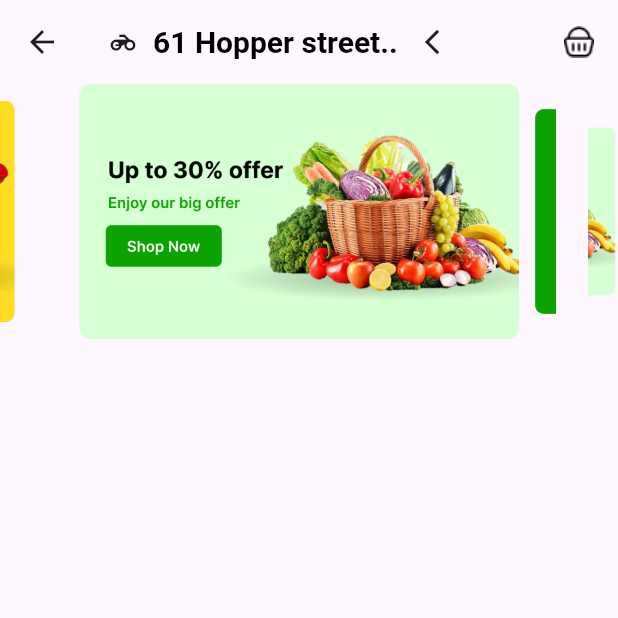
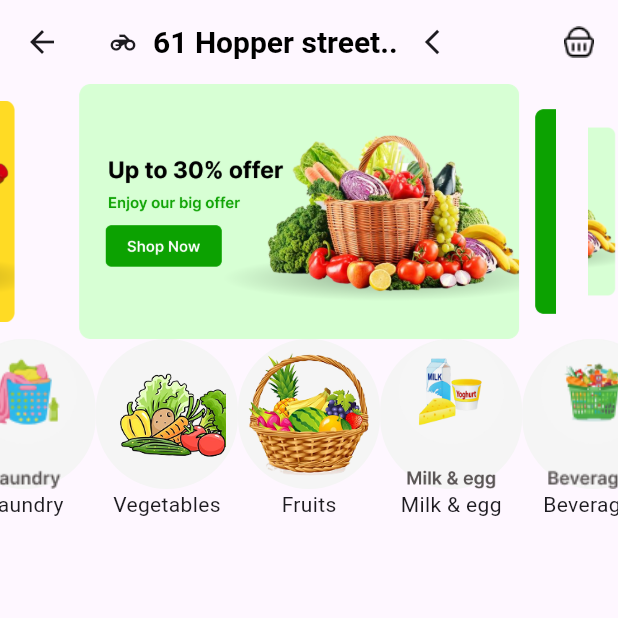
Before and after one commit to elshaarawy7/food_app, a Flutter app: the screen it shows after launch, on a phone screen of 412 x 824 dp, the top half of it. Run offline on Flutter 3.47's test engine with Material 3 defaults, Android fonts, the phone set to English and light mode, and no system bars; drawn by our look-alikes of carousel_slider; our stand-ins replace flutter_svg.

Commit message:
add catogray in home page

```diff
--- /dev/null
+++ b/lib/model/catogry_of_modal.dart
@@ -0,0 +1,5 @@
+class CatogryOfModal {
+  final String name ;
+  final String image ;
+  CatogryOfModal({required this.image , required this.name}) ;
+}
--- a/lib/pages/home_page.dart
+++ b/lib/pages/home_page.dart
@@ -1,5 +1,6 @@
 import 'package:carousel_slider/carousel_slider.dart';
 import 'package:flutter/material.dart';
+import 'package:food_app/model/catogry_of_modal.dart';
 
 class HomePage extends StatefulWidget {
   const HomePage({super.key});
@@ -15,8 +16,34 @@ class _HomePageState extends State<HomePage> {
     "assets/catogry/Property 1=Default.png" ,
     "assets/catogry/Property 1=Variant2.png" ,
     "assets/catogry/Property 1=Variant3.png" ,
+  ];
 
+  List <CatogryOfModal> catogry = [
+    CatogryOfModal(
+      image: "assets/bananes/image 38 (1).png",
+      name: "Fruits"
+      ) ,
 
+       CatogryOfModal(
+       image:"assets/bananes/Frame 408.png" ,
+       name: "Milk & egg"
+      ) ,
+
+       CatogryOfModal(
+      image: "assets/bananes/Frame 409.png",
+      name: "Beverages" ,
+      ) ,
+
+       CatogryOfModal(
+      image:"assets/bananes/Frame 410.png" ,
+      name: "Laundry"
+      ) ,
+
+       CatogryOfModal(
+      image: "assets/bananes/image 36.png",
+      name: "Vegetables" ,
+
+      ) ,
   ];
   Widget build(BuildContext context) {
     return Scaffold(
@@ -57,6 +84,41 @@ class _HomePageState extends State<HomePage> {
            ),
 
           ),
+
+         CarouselSlider.builder(
+          itemCount: catogry.length,
+           itemBuilder: (BuildContext context, int itemIndex, int pageViewIndex){
+            return Column(
+              children: [
+                     Container(
+                      decoration: BoxDecoration(
+                        borderRadius: BorderRadius.circular(75) ,
+                        color: Colors.grey.shade100 ,
+
+                      ),
+                      child: Image.asset(catogry[itemIndex].image , height: 100,width: 100,),
+                     ) ,
+                     Text(catogry[itemIndex].name) ,
+              ],
+            );
+
+           } ,
+           options: CarouselOptions(
+              height: 170,
+              //aspectRatio: 1,
+              viewportFraction: 0.23,
+              autoPlay: false,
+              autoPlayInterval: Duration(seconds: 3),
+              autoPlayAnimationDuration: Duration(seconds: 3),
+              autoPlayCurve: Curves.linear,
+              enlargeCenterPage: false,
+           ),
+
+
+
+          ),
+
+
         ],
       ),
     );
```
Also changed, not shown: assets/bananes/image 36.png (added), assets/bananes/image 38 (1).png (added).
